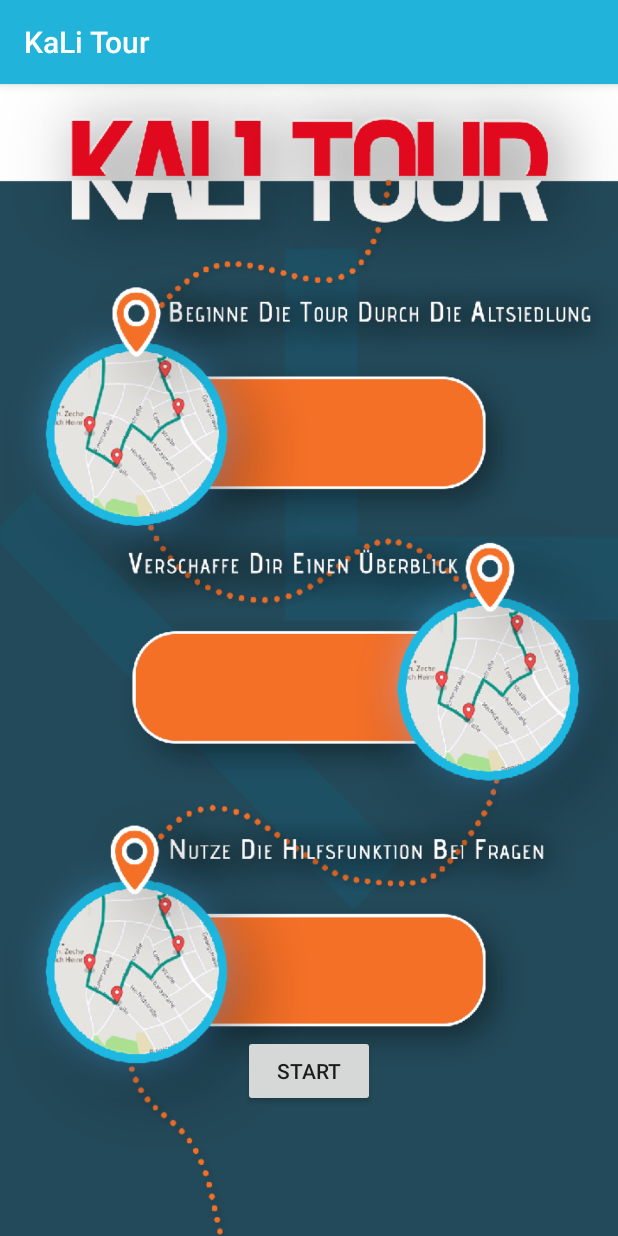
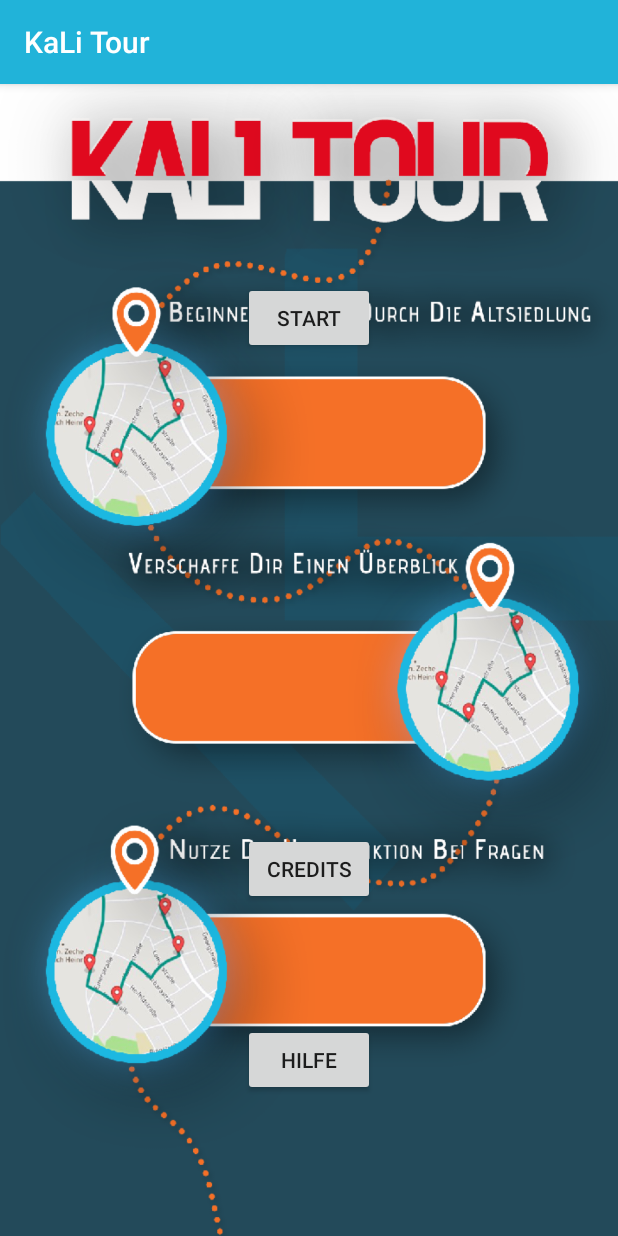
Before and after one commit to Volker89/KaLiTour, an Android app: the screen it shows after launch (MainActivity), on a phone screen of 412 x 824 dp. Run offline under Robolectric (Android 15) with nearby library versions, the phone set to English and light mode, and no system bars.

Commit message:
Neue Buttons Start

```diff
--- a/app/src/main/java/kaliapps/kalitour/MainActivity.java
+++ b/app/src/main/java/kaliapps/kalitour/MainActivity.java
@@ -22,5 +22,13 @@ public class MainActivity extends AppCompatActivity {
                 startActivity(i);
             }
         });
+
+        ((Button)findViewById(R.id.button4)).setOnClickListener(new View.OnClickListener() {
+            @Override
+            public void onClick(View v) {
+                Intent i = new Intent(MainActivity.this, InstructActivity.class);
+                startActivity(i);
+            }
+        });
     }
 }
--- a/app/src/main/res/layout/activity_main.xml
+++ b/app/src/main/res/layout/activity_main.xml
@@ -15,8 +15,28 @@
         android:layout_height="wrap_content"
         android:text="Start"
         android:id="@+id/button"
+        android:layout_alignParentTop="true"
+        android:layout_centerHorizontal="true"
+        android:layout_marginTop="116dp" />
+
+    <Button
+        android:layout_width="wrap_content"
+        android:layout_height="wrap_content"
+        android:text="Hilfe"
+        android:id="@+id/button4"
+        android:layout_marginBottom="77dp"
         android:layout_alignParentBottom="true"
-        android:layout_centerHorizontal="true"
-        android:layout_marginBottom="70dp" />
+        android:layout_alignLeft="@+id/button"
+        android:layout_alignStart="@+id/button" />
+
+    <Button
+        android:layout_width="wrap_content"
+        android:layout_height="wrap_content"
+        android:text="Credits"
+        android:id="@+id/button8"
+        android:layout_above="@+id/button4"
+        android:layout_alignRight="@+id/button"
+        android:layout_alignEnd="@+id/button"
+        android:layout_marginBottom="79dp" />
 
 </RelativeLayout>
```
